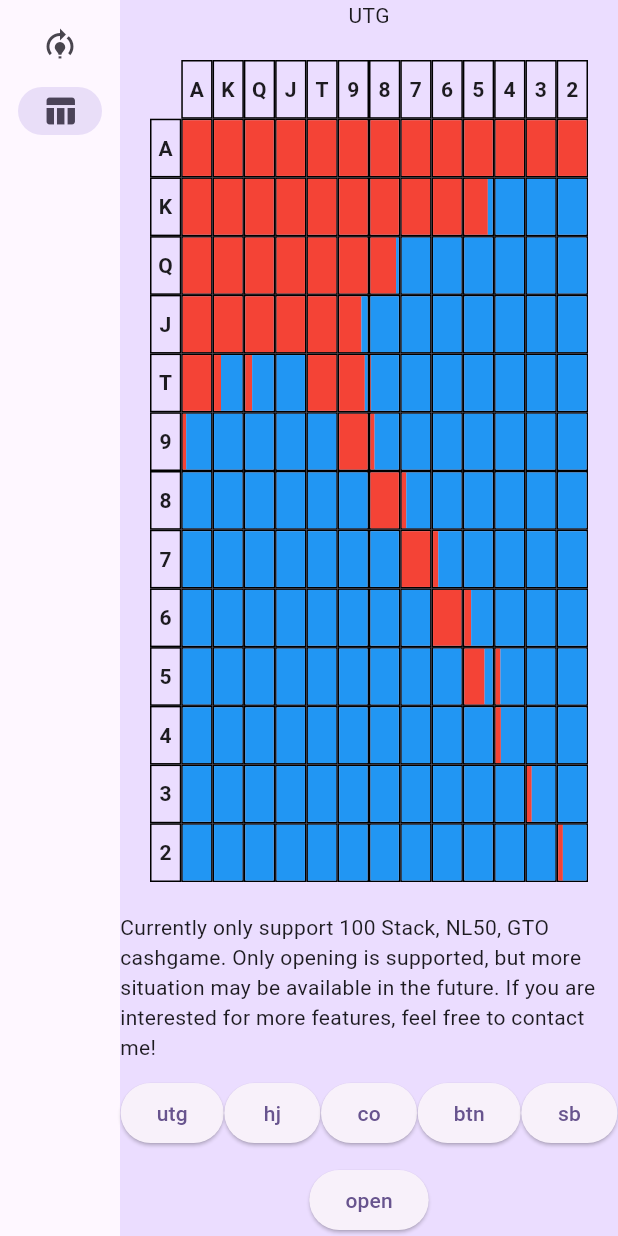
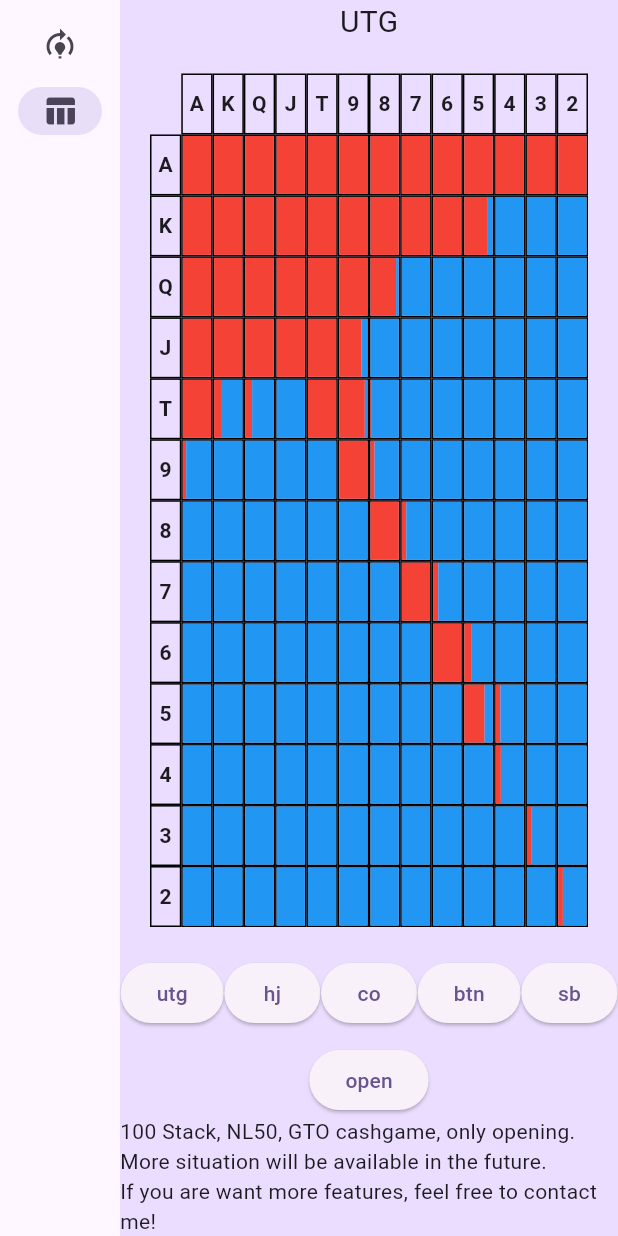
Before and after one commit to davidpangsw/preflop_trainer, a Flutter app: the screen it shows after launch, after a tap on "Select Training", on a phone screen of 412 x 824 dp. Run offline on Flutter 3.47's test engine with Material 3 defaults, Android fonts, the phone set to English and light mode, and no system bars; our stand-ins replace shared_preferences.

Commit message:
Explaining the settings

```diff
--- a/lib/select_training_page/select_training_page.dart
+++ b/lib/select_training_page/select_training_page.dart
@@ -14,7 +14,10 @@ class SelectTrainingPage extends StatelessWidget {
       crossAxisAlignment: CrossAxisAlignment.center,
       // direction: Axis.vertical ,
       children: [
-        Text(appState.pack!.flashcardDeck.settings.position.name.toUpperCase()),
+        Text(
+          appState.pack!.flashcardDeck.settings.position.name.toUpperCase(),
+          style: TextStyle(fontSize: 20.0),
+        ),
         Expanded(
           child: Container(padding: EdgeInsets.all(20.0), child: HandChart()),
         ),
@@ -22,6 +25,9 @@ class SelectTrainingPage extends StatelessWidget {
         // (appState.pack == null)
         //     ? CircularProgressIndicator()
         //     : JsonView.string(appState.pack!.toBriefJson()),
+        Text(
+          '100 Stack, NL50, GTO cashgame, only opening.\nMore situation will be available in the future.\nIf you are want more features, feel free to contact me!',
+        ),
       ],
     );
   }
@@ -41,7 +47,6 @@ class SelectTrainingPanel extends StatelessWidget {
     return Column(
       spacing: 10.0,
       children: [
-        Text('Currently only support 100 Stack, NL50, GTO cashgame. Only opening is supported, but more situation may be available in the future. If you are interested for more features, feel free to contact me!'),
         Row(
           mainAxisAlignment: MainAxisAlignment.spaceEvenly,
           children: [
```
